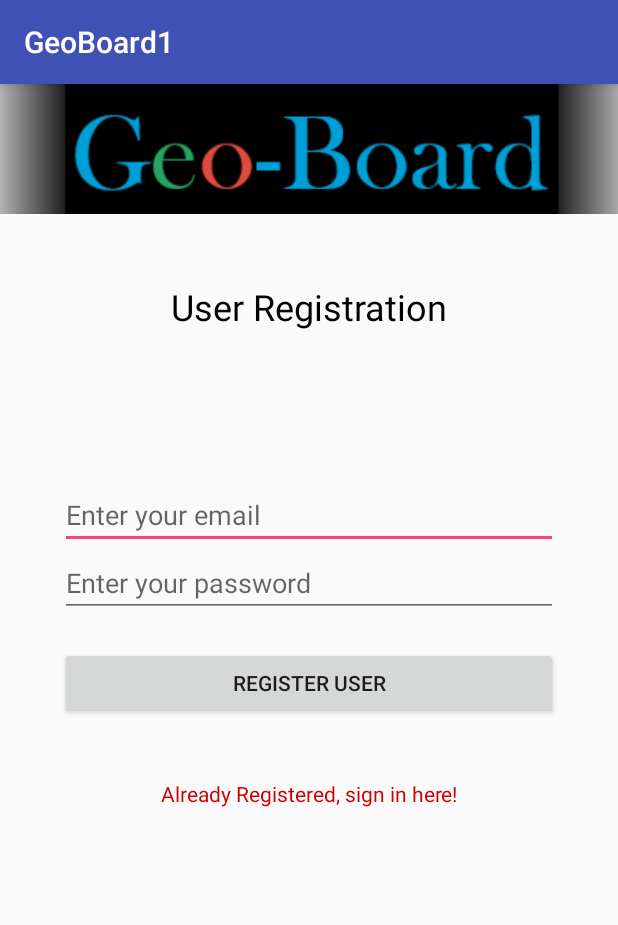
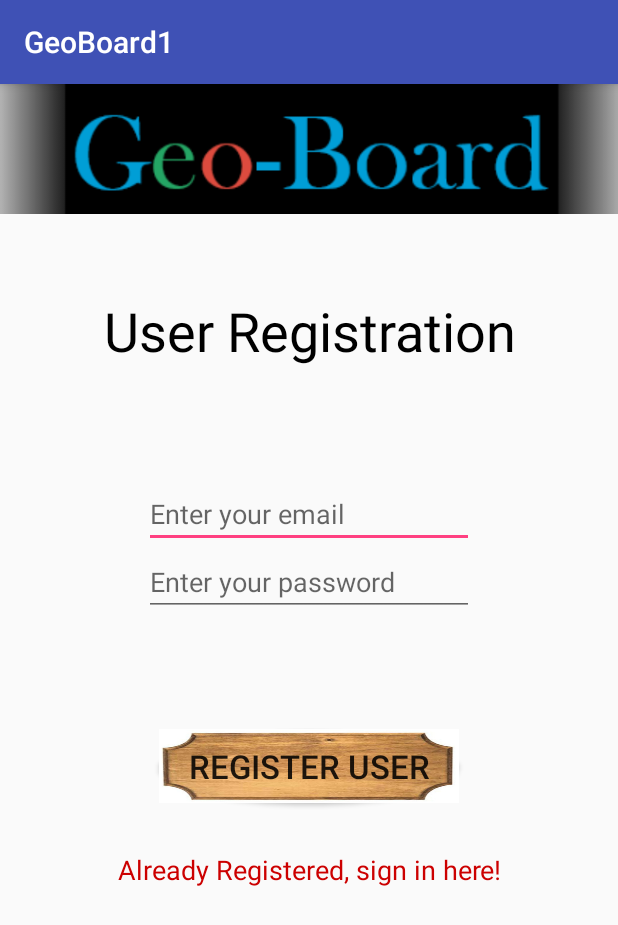
Before and after one commit to DavidGreyIreland/GeoBoard1, an Android app: the screen it shows after launch (MainActivity), on a phone screen of 412 x 824 dp. Shown: the top 925 px of the screen. Run offline under Robolectric (Android 15) with nearby library versions, the phone set to English and light mode, and no system bars; our stand-ins replace Firebase (no records; nobody signed in at launch, a user with empty details on screens opened directly).

Commit message:
updated all buttons with custom buttons

```diff
--- a/app/src/debug/res/layout/user_message_list.xml
+++ b/app/src/debug/res/layout/user_message_list.xml
@@ -9,7 +9,7 @@
 
     <TextView
         android:layout_marginTop="20dp"
-        android:text="My GeoBoards"
+        android:text="@string/my_geoboards"
         android:layout_width="match_parent"
         android:layout_height="wrap_content"
         android:id="@+id/messageBoardHeading"
--- /dev/null
+++ b/app/src/main/res/drawable/my_style_button.xml
@@ -0,0 +1,20 @@
+<?xml version="1.0" encoding="utf-8"?>
+<!--
+<shape xmlns:android="http://schemas.android.com/apk/res/android">
+
+    <solid android:color="#ffff00"/>
+    <corners android:radius="10dp"/>
+
+
+
+</shape>-->
+
+<layer-list xmlns:android="http://schemas.android.com/apk/res/android">
+    <item>
+        <shape android:shape="oval">
+            <solid android:color="@color/colorAccent"/>
+        </shape>
+    </item>
+    <item
+        android:drawable="@drawable/wooden_background"/>
+</layer-list>
--- a/app/src/main/res/layout/activity_main.xml
+++ b/app/src/main/res/layout/activity_main.xml
@@ -3,7 +3,7 @@
     xmlns:android="http://schemas.android.com/apk/res/android"
     xmlns:app="http://schemas.android.com/apk/res-auto"
     xmlns:tools="http://schemas.android.com/tools"
-android:id="@+id/activity_main"
+    android:id="@+id/activity_login"
     android:layout_width="match_parent"
     android:layout_height="match_parent"
     tools:context="com.example.project.geoboard1.MainActivity">
@@ -12,61 +12,97 @@ tools:context="com.example.project.geoboard1.MainActivity">
         android:layout_width="match_parent"
         android:layout_height="wrap_content"
         android:name="com.example.project.geoboard1.AppHeaderFragment"
-        android:id="@+id/fragment7"
-        tools:layout="@layout/app_header"/>
+        android:id="@+id/fragment4"
+        tools:layout="@layout/app_header"
+        android:layout_alignParentTop="true"
+        android:layout_alignParentStart="true"/>
 
-    <LinearLayout
+    <android.support.constraint.ConstraintLayout
         android:orientation="vertical"
         android:layout_width="match_parent"
-        android:layout_height="wrap_content"
-        android:padding="40dp"
+        android:layout_height="match_parent"
         android:id="@+id/linearLayout"
-        android:layout_below="@+id/fragment7"
-        android:layout_alignParentStart="true">
+        android:layout_alignParentTop="true"
+        android:layout_alignParentStart="true"
+        android:layout_marginTop="90dp">
 
         <TextView
             android:text="@string/userRegistrationHeader"
-        android:layout_width="match_parent"
+            android:layout_width="wrap_content"
             android:layout_height="wrap_content"
             android:id="@+id/textView"
-        android:textSize="24sp"
-        android:layout_marginBottom="100dp"
+            android:textSize="36sp"
             android:textAlignment="center"
-        android:textColor="@color/common_google_signin_btn_text_dark_focused"/>
+            android:textColor="@color/common_google_signin_btn_text_dark_focused"
+            android:layout_marginTop="50dp"
+            app:layout_constraintTop_toTopOf="parent"
+            tools:ignore="MissingConstraints"
+            android:layout_marginEnd="16dp"
+            app:layout_constraintRight_toRightOf="parent"
+            android:layout_marginStart="16dp"
+            app:layout_constraintLeft_toLeftOf="parent"
+            />
 
         <EditText
             android:inputType="textEmailAddress"
             android:hint="@string/editTextEmail"
             android:id="@+id/editTextEmail"
-        android:layout_width="match_parent"
             android:layout_height="wrap_content"
-        />
+            app:layout_constraintTop_toBottomOf="@+id/textView"
+            android:layout_marginTop="75dp"
+            android:layout_width="220dp"
+            android:layout_marginEnd="16dp"
+            app:layout_constraintRight_toRightOf="parent"
+            android:layout_marginStart="16dp"
+            app:layout_constraintLeft_toLeftOf="parent"/>
 
         <EditText
             android:inputType="textPassword"
             android:hint="@string/editTextPassword"
             android:id="@+id/editTextPassword"
-        android:layout_width="match_parent"
-        android:layout_height="wrap_content"/>
+            android:layout_width="220dp"
+            android:layout_height="wrap_content"
+            tools:layout_constraintTop_creator="1"
+            app:layout_constraintTop_toBottomOf="@+id/editTextEmail"
+            app:layout_constraintLeft_toLeftOf="parent"
+            android:layout_marginEnd="16dp"
+            app:layout_constraintRight_toRightOf="parent"
+            android:layout_marginStart="16dp"/>
 
         <Button
             android:text="@string/registerUserButton"
-        android:layout_width="match_parent"
-        android:layout_height="wrap_content"
             android:id="@+id/buttonRegister"
+            android:background="@drawable/my_style_button"
+            android:src="@drawable/wooden_background"
             android:clickable="true"
-        android:layout_marginTop="20dp"/>
+            android:layout_width="200dp"
+            android:layout_height="49dp"
+            tools:layout_constraintTop_creator="1"
+            android:layout_marginStart="16dp"
+            android:layout_marginTop="75dp"
+            app:layout_constraintTop_toBottomOf="@+id/editTextPassword"
+            app:layout_constraintLeft_toLeftOf="parent"
+            app:layout_constraintVertical_bias="0.0"
+            android:layout_marginEnd="16dp"
+            app:layout_constraintRight_toRightOf="parent"
+            android:textSize="22sp"/>
 
         <TextView
             android:id="@+id/textViewSignin"
             android:textAlignment="center"
             android:text="@string/signInHere"
-        android:layout_width="match_parent"
+            android:layout_width="wrap_content"
             android:layout_height="wrap_content"
             android:textColor="@android:color/holo_red_dark"
-        android:layout_marginTop="40dp"/>
+            android:layout_marginEnd="16dp"
+            app:layout_constraintRight_toRightOf="parent"
+            android:layout_marginStart="16dp"
+            app:layout_constraintLeft_toLeftOf="parent"
+            app:layout_constraintTop_toBottomOf="@+id/buttonRegister"
+            android:layout_marginTop="32dp"
+            android:textSize="18sp"/>
 
 
-</LinearLayout>
+    </android.support.constraint.ConstraintLayout>
 
 </RelativeLayout>
--- a/app/src/main/res/values/strings.xml
+++ b/app/src/main/res/values/strings.xml
@@ -25,4 +25,7 @@
     <string name="geoBoardSubjectHint">Add subject here:</string>
     <string name="nfcTagImage">Tap NFC Tag:</string>
     <string name="genericImage">generic image</string>
+    <string name="my_geoboards">My GeoBoards</string>
+    <string name="location">location</string>
+    <string name="subject">subject</string>
 </resources>
```
Also changed, not shown: app/src/debug/res/layout/card_view_layout.xml (+9 -5 lines), app/src/debug/res/layout/design_row.xml (+8 -4 lines), app/src/main/java/com/example/project/geoboard1/SecurityChoiceActivity.java (+0 -10 lines), app/src/main/res/layout/activity_login.xml (+58 -21 lines), app/src/main/res/layout/activity_maps.xml (+15 -6 lines), app/src/main/res/layout/activity_security_choice.xml (+8 -3 lines), app/src/main/res/drawable/wooden_background.png (added). Lines whose indentation alone changed are shown as unchanged.
